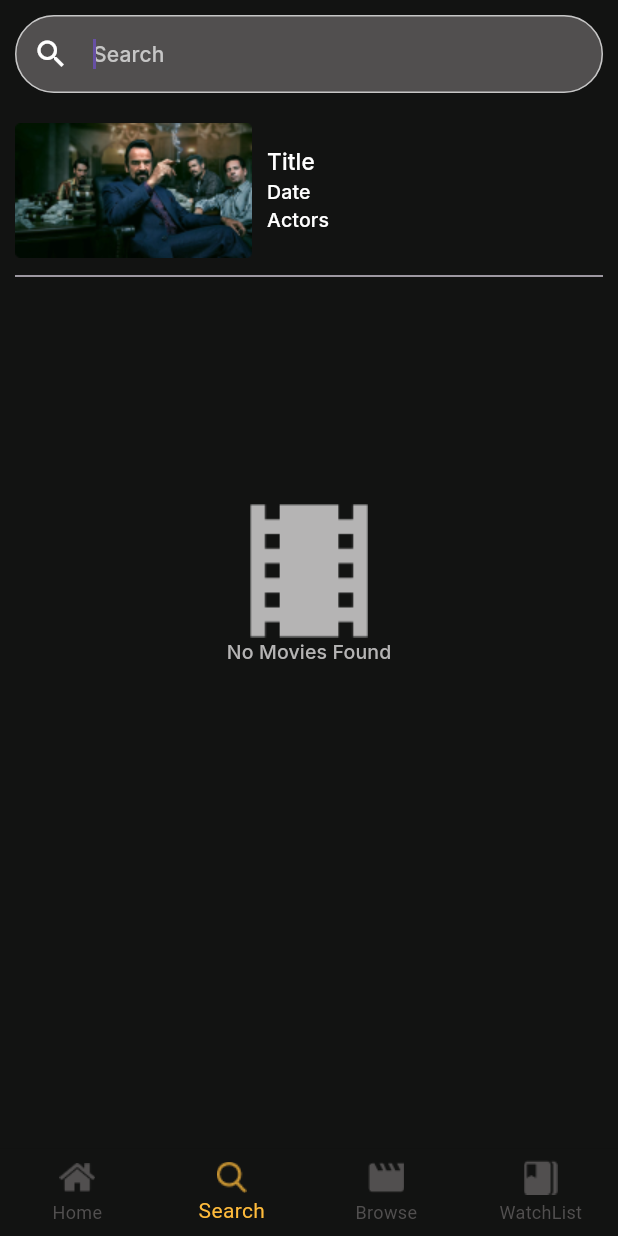
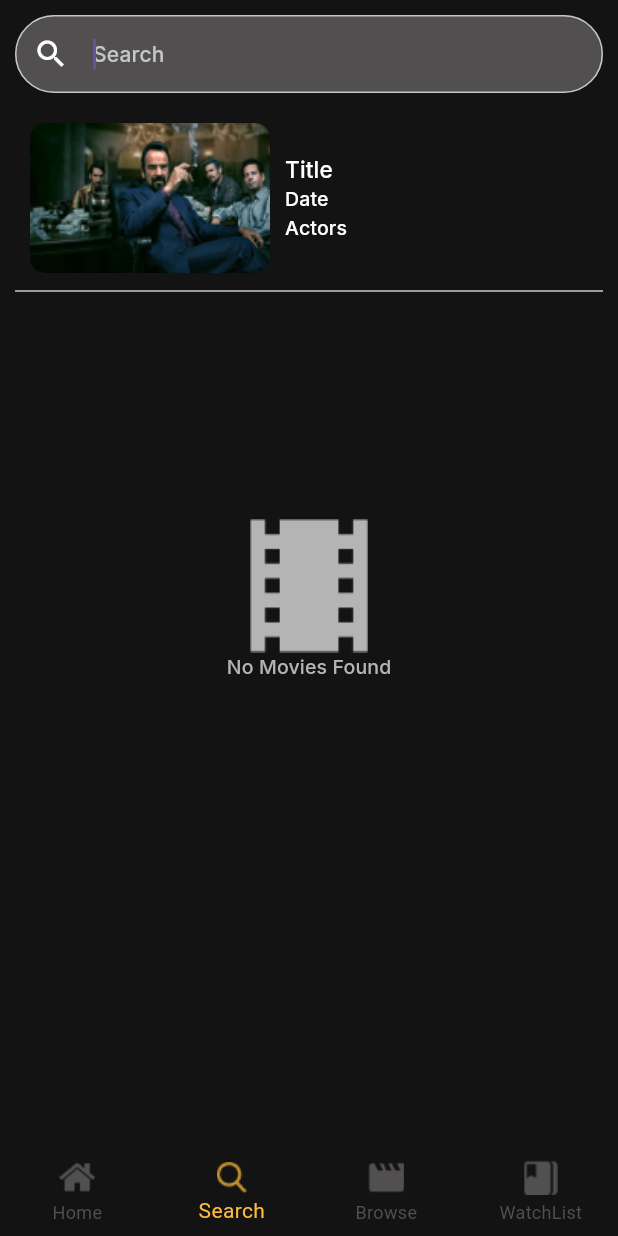
Before and after one commit to oso020/MOVIES-APP, a Flutter app: the screen it shows after launch, item 2 of the bottom bar chosen, on a phone screen of 412 x 824 dp. Run offline on Flutter 3.47's test engine with Material 3 defaults, Android fonts, the phone set to English and light mode, and no system bars; our stand-ins replace carousel_slider, flutter_screenutil, google_fonts.

Commit message:
- Finish editing Search screen & Browse Screen.

```diff
--- a/lib/home/browes/category/category_Item_List.dart
+++ b/lib/home/browes/category/category_Item_List.dart
@@ -6,11 +6,11 @@ class Categoryitemlist{
 
   static List<Categoryitemlist> getCategories() {
     return[
+      Categoryitemlist(name: 'Action', imagePath: 'assets/images/test.jpg'),
       Categoryitemlist(name: 'Action', imagePath: 'assets/images/category_image.png'),
       Categoryitemlist(name: 'Action', imagePath: 'assets/images/category_image.png'),
       Categoryitemlist(name: 'Action', imagePath: 'assets/images/category_image.png'),
-      Categoryitemlist(name: 'Action', imagePath: 'assets/images/category_image.png'),
-      Categoryitemlist(name: 'Action', imagePath: 'assets/images/category_image.png'),
+      Categoryitemlist(name: 'Action', imagePath: 'assets/images/test.jpg'),
       Categoryitemlist(name: 'Action', imagePath: 'assets/images/category_image.png'),
       Categoryitemlist(name: 'Action', imagePath: 'assets/images/category_image.png'),
       Categoryitemlist(name: 'Action', imagePath: 'assets/images/category_image.png'),
--- a/lib/home/search/search_item.dart
+++ b/lib/home/search/search_item.dart
@@ -10,7 +10,16 @@ class SearchItem extends StatelessWidget {
         Container(
           child: Row(
             children: [
-              Image.asset('assets/images/category_image.png'),
+              SizedBox(
+                width: 10.w,
+              ),
+              ClipRRect(
+                borderRadius: BorderRadius.circular(10),
+                child: Image.asset('assets/images/category_image.png',
+                width: 160.w,
+                height: 100.h,
+                fit: BoxFit.fill,),
+              ),
               SizedBox(width: 10.w,),
               Column(
                 crossAxisAlignment: CrossAxisAlignment.start,
@@ -24,14 +33,14 @@ class SearchItem extends StatelessWidget {
                     style: Theme.of(context)
                         .textTheme
                         .titleSmall!
-                        .copyWith(fontSize: 13),
+                        .copyWith(fontSize: 13.sp),
                   ),
                   Text(
                     'Actors',
                     style: Theme.of(context)
                         .textTheme
                         .titleSmall!
-                        .copyWith(fontSize: 13,),
+                        .copyWith(fontSize: 13.sp,),
                   ),
                 ],
               )
--- a/lib/home/search/search_screen.dart
+++ b/lib/home/search/search_screen.dart
@@ -17,13 +17,13 @@ class SearchScreen extends StatelessWidget {
           children: [
             TextField(
               style: Theme.of(context).textTheme.titleSmall!.copyWith(
-                fontSize: 14
+                fontSize: 14.sp
               ),
               autofocus: true,
               decoration: InputDecoration(
                 hintText: 'Search',
                 hintStyle: Theme.of(context).textTheme.titleSmall!.copyWith(
-                      fontSize: 14,
+                      fontSize: 14.sp,
                       color: ColorApp.greyShade2,
                     ),
                 enabledBorder: OutlineInputBorder(
```
Also changed, not shown: lib/home/browes/browes_screen.dart (+4 -7 lines), lib/home/browes/category/category_item.dart (+9 -6 lines).
